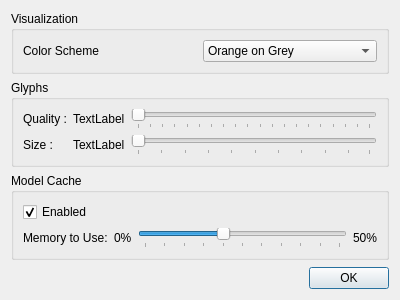
Old version of the form code/ShapeWorksView2/PreferencesWindow.ui in the repository SCIInstitute/ShapeWorks.
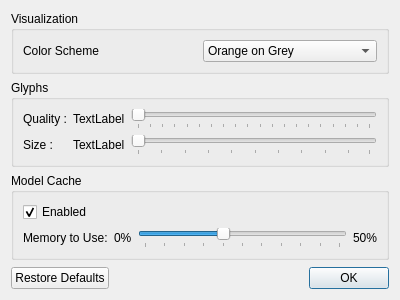
New version of the form.

Commit message: Added restore defaults button to preferences.

Patch:
```diff
--- a/code/ShapeWorksView2/PreferencesWindow.ui
+++ b/code/ShapeWorksView2/PreferencesWindow.ui
@@ -243,7 +243,7 @@
       <enum>Qt::Horizontal</enum>
      </property>
      <property name="standardButtons">
-      <set>QDialogButtonBox::Ok</set>
+      <set>QDialogButtonBox::Ok|QDialogButtonBox::RestoreDefaults</set>
      </property>
     </widget>
    </item>
```
The commit also changes 8 other files.
